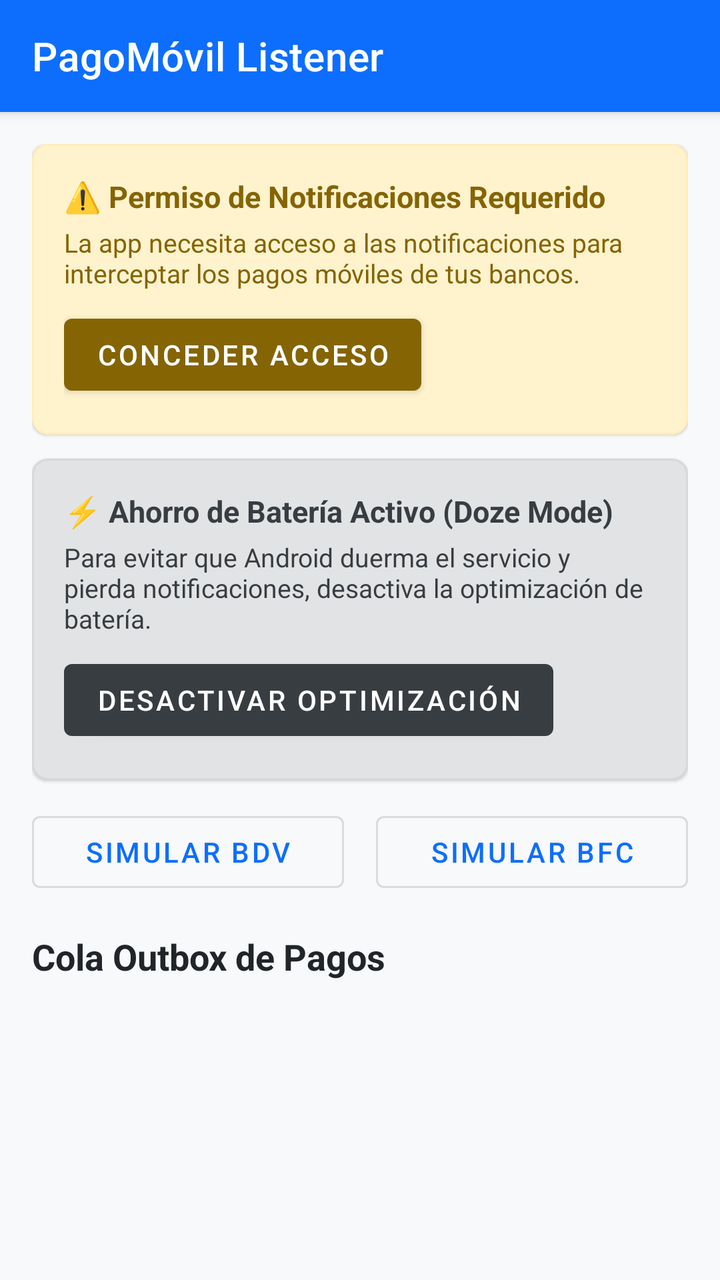
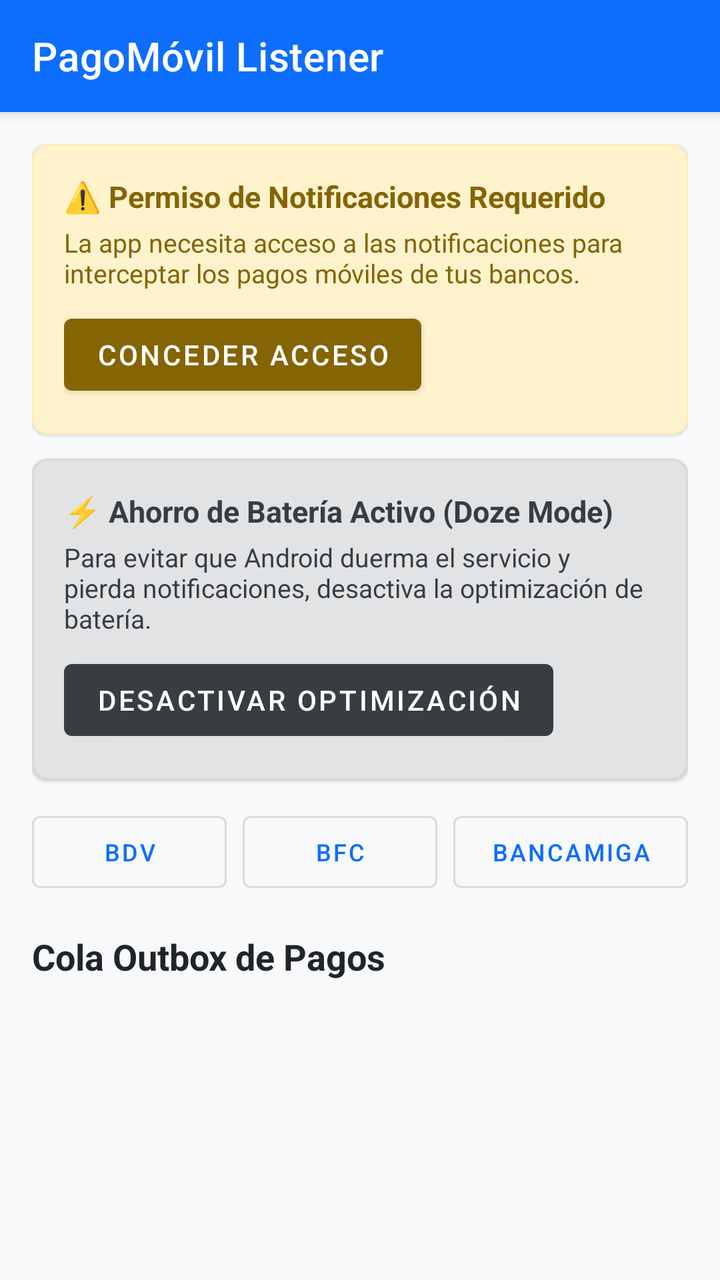

Screens rendered from an Android XML layout before and after an edit, with the pre-edit source and the edit as a unified diff.
<!-- AndroidManifest.xml: application theme Theme.PagoMovilListener -->
<!-- res/layout/activity_main.xml -->
<?xml version="1.0" encoding="utf-8"?>
<androidx.coordinatorlayout.widget.CoordinatorLayout
    xmlns:android="http://schemas.android.com/apk/res/android"
    xmlns:app="http://schemas.android.com/apk/res-auto"
    xmlns:tools="http://schemas.android.com/tools"
    android:layout_width="match_parent"
    android:layout_height="match_parent"
    android:background="#F8F9FA">

    <com.google.android.material.appbar.AppBarLayout
        android:layout_width="match_parent"
        android:layout_height="wrap_content">

        <com.google.android.material.appbar.MaterialToolbar
            android:id="@+id/toolbar"
            android:layout_width="match_parent"
            android:layout_height="?attr/actionBarSize"
            android:background="?attr/colorPrimary"
            app:title="@string/app_name"
            app:titleTextColor="@android:color/white" />

    </com.google.android.material.appbar.AppBarLayout>

    <androidx.core.widget.NestedScrollView
        android:layout_width="match_parent"
        android:layout_height="match_parent"
        app:layout_behavior="@string/appbar_scrolling_view_behavior">

        <LinearLayout
            android:layout_width="match_parent"
            android:layout_height="wrap_content"
            android:orientation="vertical"
            android:padding="16dp">

            
            <com.google.android.material.card.MaterialCardView
                android:id="@+id/cardPermissionWarning"
                android:layout_width="match_parent"
                android:layout_height="wrap_content"
                android:layout_marginBottom="12dp"
                app:cardBackgroundColor="#FFF3CD"
                app:strokeColor="#FFEEBA"
                app:strokeWidth="1dp"
                app:cardCornerRadius="8dp">

                <LinearLayout
                    android:layout_width="match_parent"
                    android:layout_height="wrap_content"
                    android:orientation="vertical"
                    android:padding="16dp">

                    <TextView
                        android:layout_width="wrap_content"
                        android:layout_height="wrap_content"
                        android:text="⚠️ Permiso de Notificaciones Requerido"
                        android:textStyle="bold"
                        android:textColor="#856404"
                        android:textSize="15sp" />

                    <TextView
                        android:layout_width="wrap_content"
                        android:layout_height="wrap_content"
                        android:layout_marginTop="4dp"
                        android:text="La app necesita acceso a las notificaciones para interceptar los pagos móviles de tus bancos."
                        android:textColor="#856404"
                        android:textSize="13sp" />

                    <com.google.android.material.button.MaterialButton
                        android:id="@+id/btnGrantPermission"
                        android:layout_width="wrap_content"
                        android:layout_height="wrap_content"
                        android:layout_marginTop="8dp"
                        android:text="Conceder Acceso"
                        app:backgroundTint="#856404"
                        android:textColor="@android:color/white" />

                </LinearLayout>

            </com.google.android.material.card.MaterialCardView>

            
            <com.google.android.material.card.MaterialCardView
                android:id="@+id/cardBatteryWarning"
                android:layout_width="match_parent"
                android:layout_height="wrap_content"
                android:layout_marginBottom="12dp"
                app:cardBackgroundColor="#E2E3E5"
                app:strokeColor="#D6D8DB"
                app:strokeWidth="1dp"
                app:cardCornerRadius="8dp">

                <LinearLayout
                    android:layout_width="match_parent"
                    android:layout_height="wrap_content"
                    android:orientation="vertical"
                    android:padding="16dp">

                    <TextView
                        android:layout_width="wrap_content"
                        android:layout_height="wrap_content"
                        android:text="⚡ Ahorro de Batería Activo (Doze Mode)"
                        android:textStyle="bold"
                        android:textColor="#383D41"
                        android:textSize="15sp" />

                    <TextView
                        android:layout_width="wrap_content"
                        android:layout_height="wrap_content"
                        android:layout_marginTop="4dp"
                        android:text="Para evitar que Android duerma el servicio y pierda notificaciones, desactiva la optimización de batería."
                        android:textColor="#383D41"
                        android:textSize="13sp" />

                    <com.google.android.material.button.MaterialButton
                        android:id="@+id/btnBatteryOptimization"
                        android:layout_width="wrap_content"
                        android:layout_height="wrap_content"
                        android:layout_marginTop="8dp"
                        android:text="Desactivar Optimización"
                        app:backgroundTint="#383D41"
                        android:textColor="@android:color/white" />

                </LinearLayout>

            </com.google.android.material.card.MaterialCardView>

            
            <LinearLayout
                android:layout_width="match_parent"
                android:layout_height="wrap_content"
                android:orientation="horizontal"
                android:layout_marginBottom="16dp">

                <com.google.android.material.button.MaterialButton
                    android:id="@+id/btnSimulateBdv"
                    style="@style/Widget.MaterialComponents.Button.OutlinedButton"
                    android:layout_width="0dp"
                    android:layout_height="wrap_content"
                    android:layout_weight="1"
                    android:layout_marginEnd="8dp"
                    android:text="Simular BDV" />

                <com.google.android.material.button.MaterialButton
                    android:id="@+id/btnSimulateBfc"
                    style="@style/Widget.MaterialComponents.Button.OutlinedButton"
                    android:layout_width="0dp"
                    android:layout_height="wrap_content"
                    android:layout_weight="1"
                    android:layout_marginStart="8dp"
                    android:text="Simular BFC" />

            </LinearLayout>

            
            <TextView
                android:layout_width="wrap_content"
                android:layout_height="wrap_content"
                android:text="Cola Outbox de Pagos"
                android:textStyle="bold"
                android:textSize="18sp"
                android:textColor="#212529"
                android:layout_marginBottom="8dp" />

            <TextView
                android:id="@+id/textEmptyState"
                android:layout_width="match_parent"
                android:layout_height="wrap_content"
                android:text="No se han capturado pagos aún. Las notificaciones entrantes de tus bancos aparecerán aquí."
                android:textAlignment="center"
                android:padding="32dp"
                android:textColor="#6C757D"
                android:visibility="gone" />

            <androidx.recyclerview.widget.RecyclerView
                android:id="@+id/recyclerView"
                android:layout_width="match_parent"
                android:layout_height="wrap_content"
                android:nestedScrollingEnabled="false"
                tools:listitem="@layout/item_payment" />

        </LinearLayout>

    </androidx.core.widget.NestedScrollView>

</androidx.coordinatorlayout.widget.CoordinatorLayout>
<!-- res/layout/item_payment.xml (included above) -->
<?xml version="1.0" encoding="utf-8"?>
<com.google.android.material.card.MaterialCardView
    xmlns:android="http://schemas.android.com/apk/res/android"
    xmlns:app="http://schemas.android.com/apk/res-auto"
    android:layout_width="match_parent"
    android:layout_height="wrap_content"
    android:layout_marginBottom="10dp"
    app:cardElevation="2dp"
    app:cardCornerRadius="8dp"
    app:cardBackgroundColor="@android:color/white">

    <LinearLayout
        android:layout_width="match_parent"
        android:layout_height="wrap_content"
        android:orientation="vertical"
        android:padding="14dp">

        <LinearLayout
            android:layout_width="match_parent"
            android:layout_height="wrap_content"
            android:orientation="horizontal"
            android:gravity="center_vertical">

            <TextView
                android:id="@+id/textBank"
                android:layout_width="0dp"
                android:layout_height="wrap_content"
                android:layout_weight="1"
                android:text="Banco de Venezuela"
                android:textStyle="bold"
                android:textSize="16sp"
                android:textColor="#212529" />

            <com.google.android.material.chip.Chip
                android:id="@+id/chipStatus"
                android:layout_width="wrap_content"
                android:layout_height="wrap_content"
                android:text="SYNCED"
                android:textColor="@android:color/white"
                android:textSize="11sp"
                app:chipCornerRadius="4dp"
                app:chipMinHeight="28dp" />

        </LinearLayout>

        <TextView
            android:id="@+id/textAmount"
            android:layout_width="wrap_content"
            android:layout_height="wrap_content"
            android:text="Bs. 1,00"
            android:textStyle="bold"
            android:textSize="20sp"
            android:textColor="#0D6EFD"
            android:layout_marginTop="4dp" />

        <LinearLayout
            android:layout_width="match_parent"
            android:layout_height="wrap_content"
            android:orientation="horizontal"
            android:layout_marginTop="6dp">

            <TextView
                android:id="@+id/textPhone"
                android:layout_width="0dp"
                android:layout_height="wrap_content"
                android:layout_weight="1"
                android:text="Tel: 0412-9897838"
                android:textSize="13sp"
                android:textColor="#495057" />

            <TextView
                android:id="@+id/textReference"
                android:layout_width="wrap_content"
                android:layout_height="wrap_content"
                android:text="Ref: 334023334023"
                android:textStyle="bold"
                android:textSize="13sp"
                android:textColor="#495057" />

        </LinearLayout>

        <TextView
            android:id="@+id/textDate"
            android:layout_width="wrap_content"
            android:layout_height="wrap_content"
            android:text="Fecha: 11-11-26 22:29"
            android:textSize="12sp"
            android:textColor="#6C757D"
            android:layout_marginTop="2dp" />

        <TextView
            android:id="@+id/textReceivedAt"
            android:layout_width="wrap_content"
            android:layout_height="wrap_content"
            android:text="Capturado: 11/11/2026 22:29:40"
            android:textSize="11sp"
            android:textColor="#ADB5BD"
            android:layout_marginTop="2dp" />

        
        <TextView
            android:id="@+id/textError"
            android:layout_width="match_parent"
            android:layout_height="wrap_content"
            android:textColor="#DC3545"
            android:textSize="12sp"
            android:visibility="gone"
            android:layout_marginTop="6dp" />

        <com.google.android.material.button.MaterialButton
            android:id="@+id/btnRetry"
            style="@style/Widget.MaterialComponents.Button.TextButton"
            android:layout_width="wrap_content"
            android:layout_height="wrap_content"
            android:text="Reintentar Sincronización"
            android:textColor="#DC3545"
            android:visibility="gone" />

    </LinearLayout>

</com.google.android.material.card.MaterialCardView>
<!-- resources referenced by this layout -->
<resources>
  <string name="app_name">PagoMóvil Listener</string>
  <style name="Theme.PagoMovilListener" parent="Theme.MaterialComponents.DayNight.NoActionBar">
          <item name="colorPrimary">@color/primary</item>
          <item name="colorPrimaryVariant">@color/primary_variant</item>
          <item name="colorOnPrimary">@color/on_primary</item>
          <item name="colorSecondary">@color/secondary</item>
          <item name="android:statusBarColor">@color/primary_variant</item>
          <item name="android:windowBackground">@color/background</item>
      </style>
  <color name="primary">#0D6EFD</color>
  <color name="primary_variant">#0A58CA</color>
  <color name="on_primary">#FFFFFF</color>
  <color name="secondary">#6C757D</color>
  <color name="background">#F8F9FA</color>
</resources>

<!-- the commit's change to res/layout/activity_main.xml (unified diff, before → after) -->
@@ -137,8 +137,9 @@
                     android:layout_width="0dp"
                     android:layout_height="wrap_content"
                     android:layout_weight="1"
-                    android:layout_marginEnd="8dp"
-                    android:text="Simular BDV" />
+                    android:layout_marginEnd="4dp"
+                    android:textSize="12sp"
+                    android:text="BDV" />
 
                 <com.google.android.material.button.MaterialButton
                     android:id="@+id/btnSimulateBfc"
@@ -146,8 +147,19 @@
                     android:layout_width="0dp"
                     android:layout_height="wrap_content"
                     android:layout_weight="1"
-                    android:layout_marginStart="8dp"
-                    android:text="Simular BFC" />
+                    android:layout_marginHorizontal="4dp"
+                    android:textSize="12sp"
+                    android:text="BFC" />
+
+                <com.google.android.material.button.MaterialButton
+                    android:id="@+id/btnSimulateBancamiga"
+                    style="@style/Widget.MaterialComponents.Button.OutlinedButton"
+                    android:layout_width="0dp"
+                    android:layout_height="wrap_content"
+                    android:layout_weight="1.2"
+                    android:layout_marginStart="4dp"
+                    android:textSize="12sp"
+                    android:text="Bancamiga" />
 
             </LinearLayout>
 
